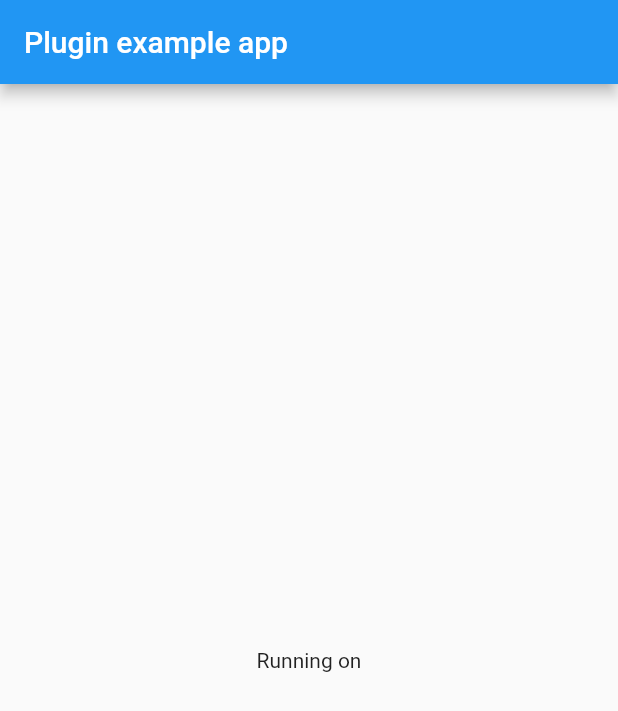
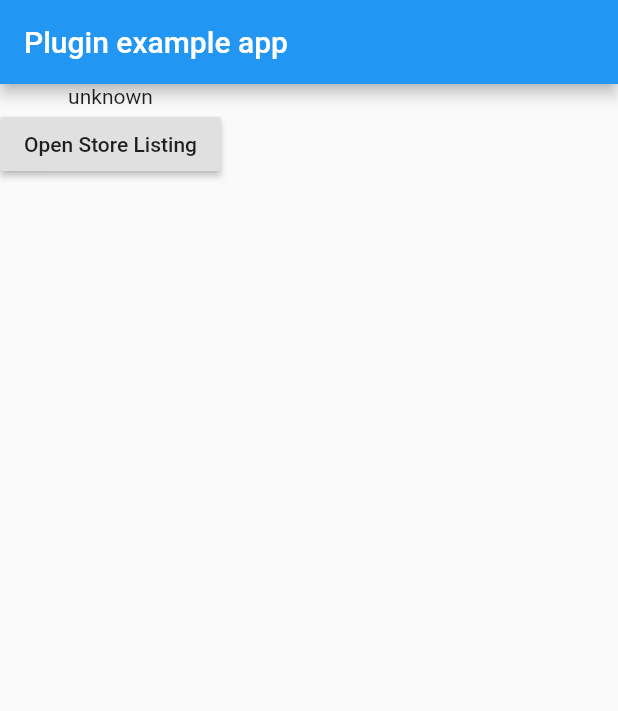
Before and after one commit to hpoul/flutter_store_listing, a Flutter app: the screen it shows after launch, on a phone screen of 412 x 824 dp. Shown: the top 711 px of the screen. Run offline on Flutter 3.47's test engine with Material 2 defaults, Android fonts, the phone set to English and light mode, and no system bars; our stand-ins replace package_info; missing offline and left inert: logging_appenders.

```diff
--- a/example/lib/main.dart
+++ b/example/lib/main.dart
@@ -1,6 +1,13 @@
+import 'dart:io';
+
 import 'package:flutter/material.dart';
+import 'package:flutter_store_listing/flutter_store_listing.dart';
+import 'package:logging_appenders/logging_appenders.dart';
 
-void main() => runApp(MyApp());
+void main() {
+  PrintAppender.setupLogging();
+  runApp(MyApp());
+}
 
 class MyApp extends StatefulWidget {
   @override
@@ -8,9 +15,19 @@ class MyApp extends StatefulWidget {
 }
 
 class _MyAppState extends State<MyApp> {
+  String _appId = 'unknown';
+  final _fsl = FlutterStoreListing();
+
   @override
   void initState() {
     super.initState();
+    (() async {
+      if (Platform.isIOS) {
+        _appId = await _fsl.getIosAppId() ?? 'app id not found';
+      } else if (Platform.isAndroid) {
+        _appId = await _fsl.getAndroidPackageName();
+      }
+    })();
   }
 
   @override
@@ -20,8 +37,16 @@ class _MyAppState extends State<MyApp> {
         appBar: AppBar(
           title: const Text('Plugin example app'),
         ),
-        body: const Center(
-          child: Text('Running on'),
+        body: Column(
+          crossAxisAlignment: CrossAxisAlignment.center,
+          children: <Widget>[
+            Text(_appId),
+            RaisedButton(
+                child: const Text('Open Store Listing'),
+                onPressed: () async {
+                  await _fsl.launchStoreListing();
+                }),
+          ],
         ),
       ),
     );
--- a/example/pubspec.yaml
+++ b/example/pubspec.yaml
@@ -11,6 +11,7 @@ dependencies:
 
   flutter:
     sdk: flutter
+  logging_appenders: ^0.4.2+2
 
   # The following adds the Cupertino Icons font to your application.
   # Use with the CupertinoIcons class for iOS style icons.
--- a/pubspec.yaml
+++ b/pubspec.yaml
@@ -1,11 +1,12 @@
 name: flutter_store_listing
 description: Flutter plugin to handle app reviews with SKStoreReviewController,
   generate app store links and open them for iOS or android.
-version: 0.1.0
+version: 0.1.1
 homepage: https://github.com/hpoul/flutter_store_listing
 
 environment:
-  sdk: ">=2.1.0 <3.0.0"
+  sdk: ">=2.7.0 <3.0.0"
+  flutter: ">=1.12.0 <2.0.0"
 
 dependencies:
   http: ">=0.12.0+2 <1.0.0"
```
Also changed, not shown: lib/flutter_store_listing.dart (+68 -20 lines), example/pubspec.lock, pubspec.lock, 8 other files.
